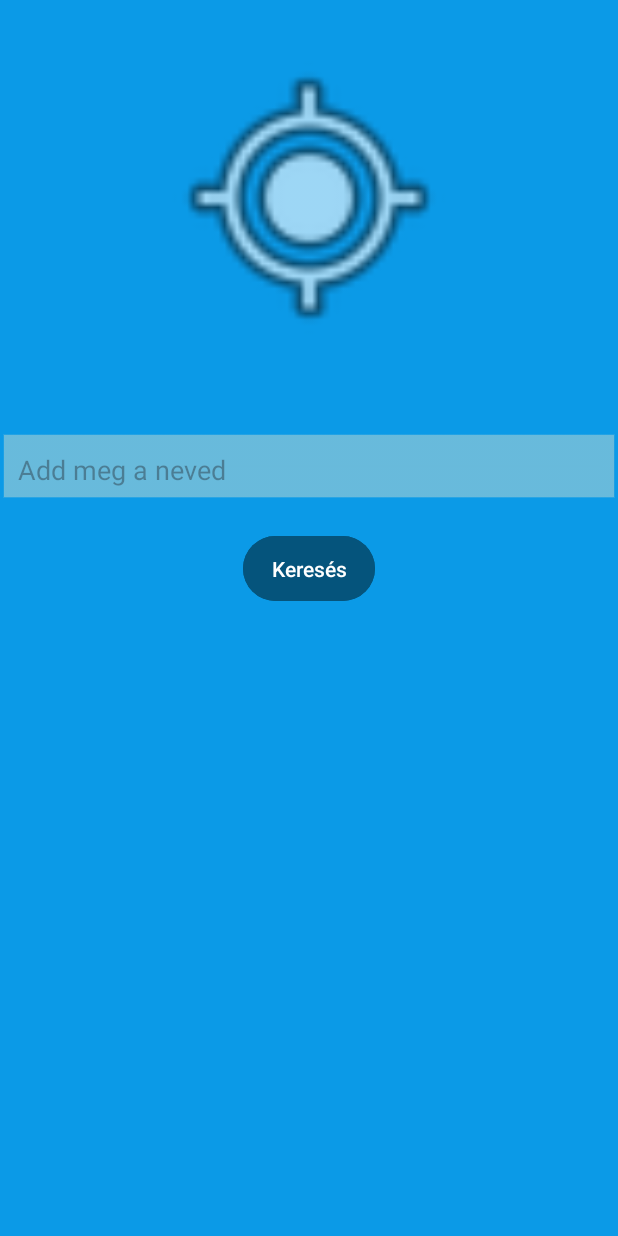
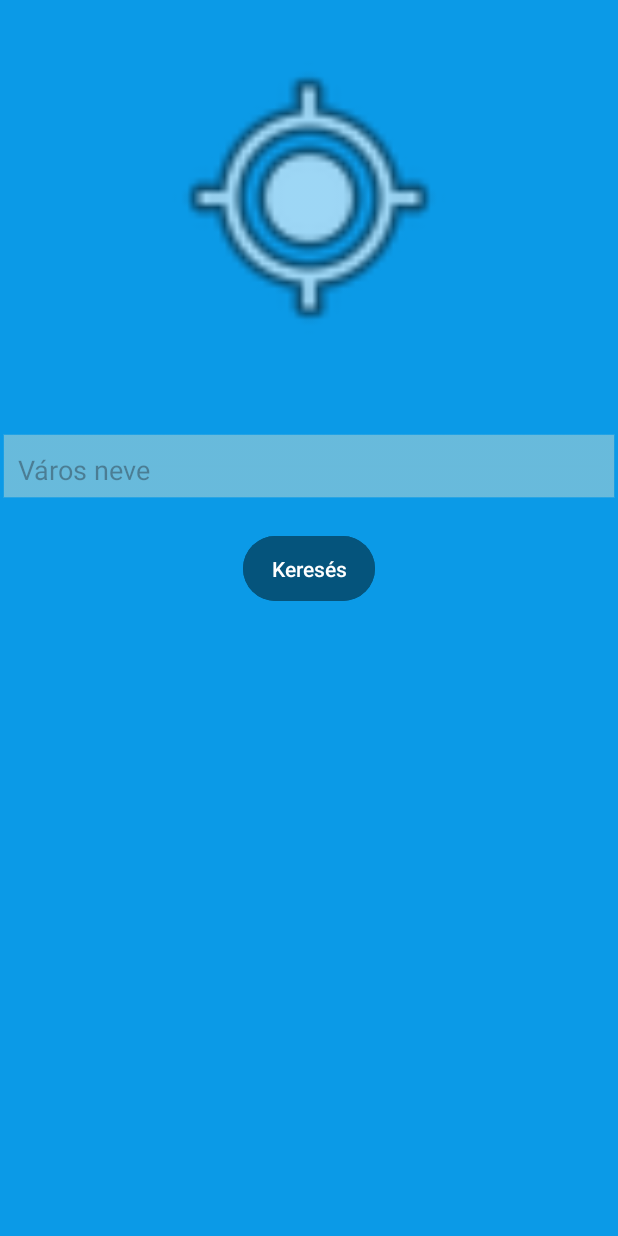
Before and after one commit to KrisztianBordacs/Kotlinbasics, an Android app: the WeatherActivity screen opened directly, with no data from a screen before it, on a phone screen of 412 x 824 dp. Run offline under Robolectric (Android 15) with nearby library versions, the phone set to English and light mode, and no system bars.

Commit message:
icon + Edit text javítása

```diff
--- a/app/src/main/res/layout/activity_weather.xml
+++ b/app/src/main/res/layout/activity_weather.xml
@@ -32,7 +32,7 @@
         android:layout_height="wrap_content"
         android:layout_marginBottom="16dp"
         android:background="@android:drawable/edit_text"
-        android:hint="Add meg a neved"
+        android:hint="Város neve"
         android:inputType="text"
         android:padding="12dp"
         style="@style/EditTextStyle"
```
Also changed, not shown: app/src/main/res/drawable/icon.png.
